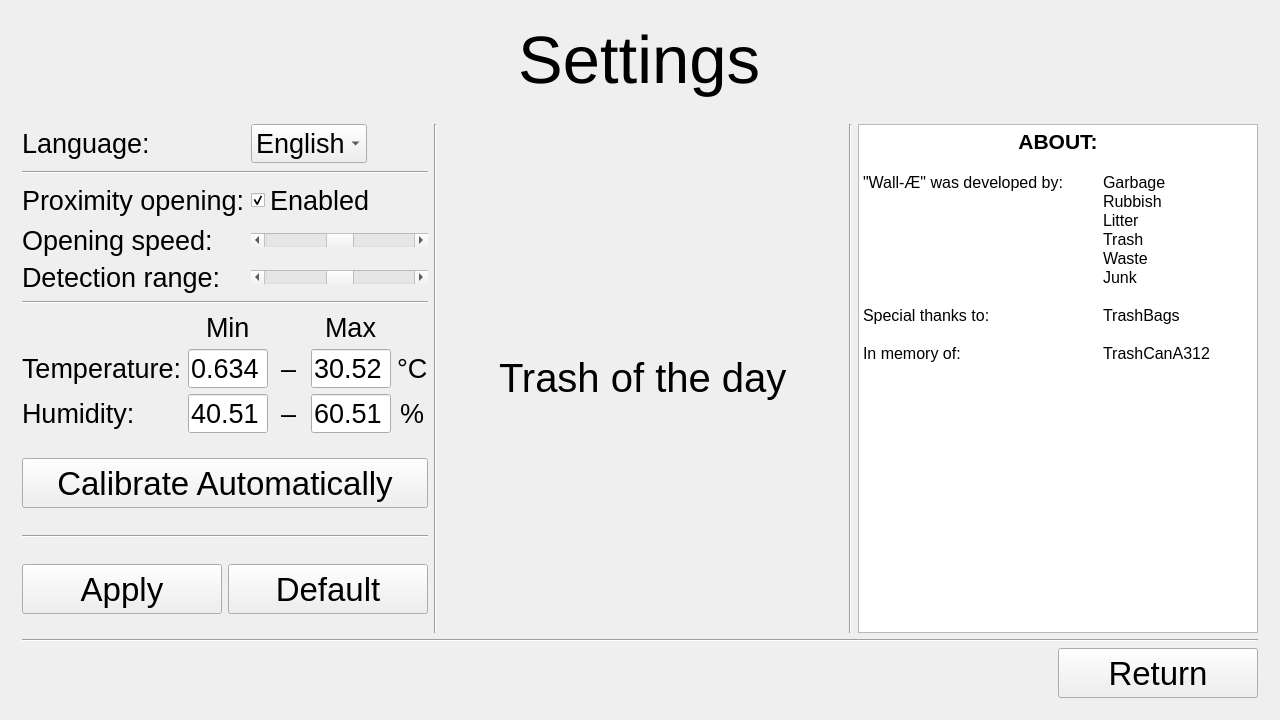
Qt form Trash_Can/mainwindow.ui (AleksandraZasadni/ssp_miniproject) before a commit.
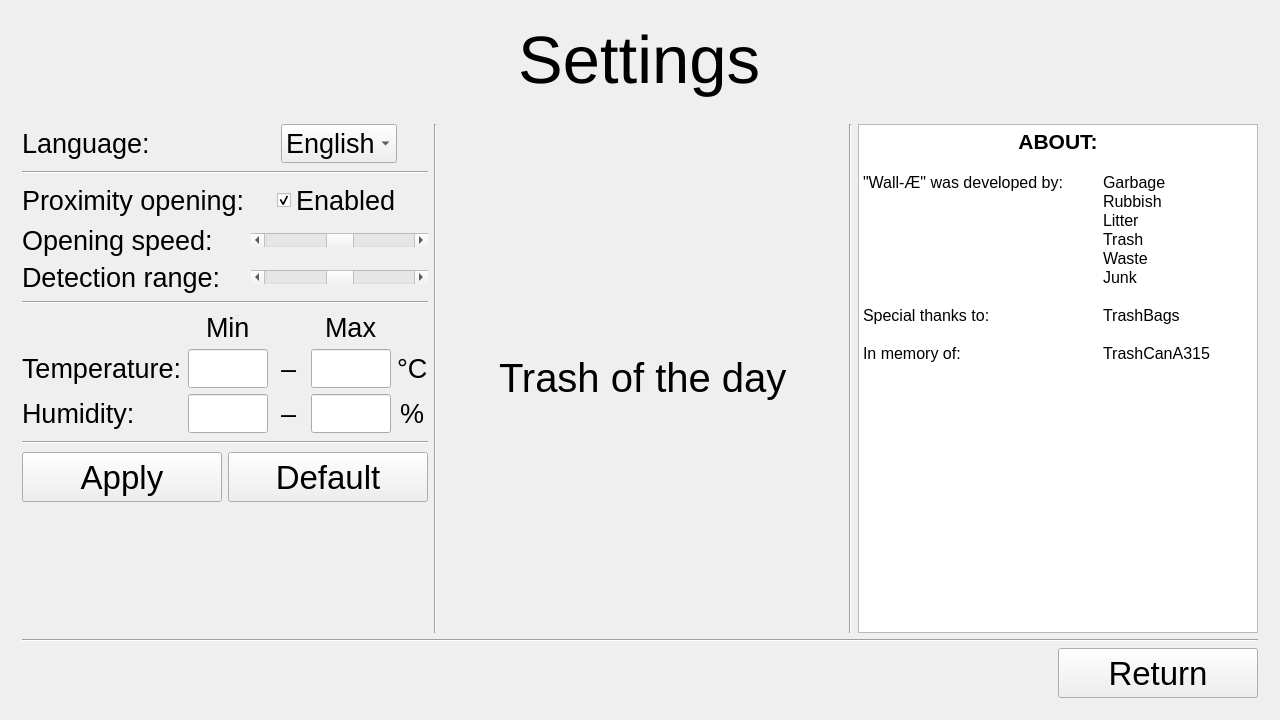
The same form after that commit. The open tabs and pages were chosen to show the change. Icons and pictures are not drawn. Custom widgets are drawn as their Qt base class.

Commit message: GUI+gauges+settings 	modified:   Trash_Can/Trash_Can.pro 	new file:   Trash_Can/confirmdialog.cpp 	new file:   Trash_Can/confirmdialog.h 	new file:   Trash_Can/confirmdialog.ui 	modified:   Trash_Can/main.cpp 	modified:   Trash_Can/mainwindow.cpp 	modified:   Trash_Can/mainwindow.h 	modified:   Trash_Can/mainwindow.ui 	new file:   Trash_Can/qcgaugewidget.cpp 	new file:   Trash_Can/qcgaugewidget.h 	deleted:    Trash_Can/trashCan.init 	new file:   Trash_Can/trashsettings.cpp 	new file:   Trash_Can/trashsettings.h

```diff
--- a/Trash_Can/mainwindow.ui
+++ b/Trash_Can/mainwindow.ui
@@ -41,7 +41,7 @@
     <item>
      <widget class="QStackedWidget" name="stackedWidget">
       <property name="currentIndex">
-       <number>0</number>
+       <number>4</number>
       </property>
       <widget class="QWidget" name="mainScreen">
        <property name="sizePolicy">
@@ -1092,7 +1092,7 @@
              </layout>
             </item>
             <item>
-             <widget class="QWidget" name="widget" native="true">
+             <widget class="QcGaugeWidget" name="temperatureGauge" native="true">
               <property name="sizePolicy">
                <sizepolicy hsizetype="Preferred" vsizetype="Expanding">
                 <horstretch>0</horstretch>
@@ -1303,7 +1303,7 @@
              </layout>
             </item>
             <item>
-             <widget class="QWidget" name="widget_5" native="true">
+             <widget class="QcGaugeWidget" name="humidiryGauge" native="true">
               <property name="sizePolicy">
                <sizepolicy hsizetype="Preferred" vsizetype="Expanding">
                 <horstretch>0</horstretch>
@@ -1441,7 +1441,7 @@
                 </property>
                </widget>
               </item>
-              <item row="4" column="1" alignment="Qt::AlignLeft|Qt::AlignVCenter">
+              <item row="4" column="1" alignment="Qt::AlignHCenter|Qt::AlignVCenter">
                <widget class="QCheckBox" name="proximityOpeningCheckBox">
                 <property name="enabled">
                  <bool>true</bool>
@@ -1483,8 +1483,8 @@
                 </property>
                </spacer>
               </item>
-              <item row="0" column="1" alignment="Qt::AlignLeft|Qt::AlignVCenter">
-               <widget class="QComboBox" name="comboBox">
+              <item row="0" column="1" alignment="Qt::AlignHCenter|Qt::AlignVCenter">
+               <widget class="QComboBox" name="languageComboBox">
                 <property name="sizePolicy">
                  <sizepolicy hsizetype="Expanding" vsizetype="Minimum">
                   <horstretch>0</horstretch>
@@ -1501,6 +1501,11 @@
                   <string>English</string>
                  </property>
                 </item>
+                <item>
+                 <property name="text">
+                  <string>Danish</string>
+                 </property>
+                </item>
                </widget>
               </item>
               <item row="5" column="1">
@@ -1517,7 +1522,7 @@
                  </font>
                 </property>
                 <property name="maximum">
-                 <number>99</number>
+                 <number>100</number>
                 </property>
                 <property name="sliderPosition">
                  <number>50</number>
@@ -1546,6 +1551,9 @@
                   <pointsize>25</pointsize>
                  </font>
                 </property>
+                <property name="maximum">
+                 <number>100</number>
+                </property>
                 <property name="sliderPosition">
                  <number>50</number>
                 </property>
@@ -1710,7 +1718,7 @@
                  </font>
                 </property>
                 <property name="text">
-                 <string>60.51</string>
+                 <string/>
                 </property>
                 <property name="maxLength">
                  <number>5</number>
@@ -1775,7 +1783,7 @@
                  </font>
                 </property>
                 <property name="text">
-                 <string>0.634</string>
+                 <string/>
                 </property>
                 <property name="maxLength">
                  <number>5</number>
@@ -1822,7 +1830,7 @@
                  </font>
                 </property>
                 <property name="text">
-                 <string>40.51</string>
+                 <string/>
                 </property>
                 <property name="maxLength">
                  <number>5</number>
@@ -1905,7 +1913,7 @@
                  </font>
                 </property>
                 <property name="text">
-                 <string>30.52</string>
+                 <string/>
                 </property>
                 <property name="maxLength">
                  <number>5</number>
@@ -1934,32 +1942,6 @@
               </item>
              </layout>
             </item>
-            <item alignment="Qt::AlignVCenter">
-             <widget class="QPushButton" name="pushButtonCalibrate">
-              <property name="sizePolicy">
-               <sizepolicy hsizetype="Minimum" vsizetype="Minimum">
-                <horstretch>0</horstretch>
-                <verstretch>0</verstretch>
-               </sizepolicy>
-              </property>
-              <property name="minimumSize">
-               <size>
-                <width>200</width>
-                <height>50</height>
-               </size>
-              </property>
-              <property name="font">
-               <font>
-                <pointsize>25</pointsize>
-                <weight>50</weight>
-                <bold>false</bold>
-               </font>
-              </property>
-              <property name="text">
-               <string>Calibrate Automatically</string>
-              </property>
-             </widget>
-            </item>
             <item>
              <spacer name="verticalSpacer_16">
               <property name="orientation">
@@ -2002,7 +1984,7 @@
             <item>
              <layout class="QHBoxLayout" name="horizontalLayout_3">
               <item alignment="Qt::AlignLeft|Qt::AlignVCenter">
-               <widget class="QPushButton" name="pushButton_5">
+               <widget class="QPushButton" name="settingsApplyButton">
                 <property name="sizePolicy">
                  <sizepolicy hsizetype="Minimum" vsizetype="Minimum">
                   <horstretch>0</horstretch>
@@ -2026,7 +2008,7 @@
                </widget>
               </item>
               <item alignment="Qt::AlignRight|Qt::AlignVCenter">
-               <widget class="QPushButton" name="pushButton">
+               <widget class="QPushButton" name="settingsDefaultButton">
                 <property name="sizePolicy">
                  <sizepolicy hsizetype="Minimum" vsizetype="Minimum">
                   <horstretch>0</horstretch>
@@ -2053,6 +2035,19 @@
               </item>
              </layout>
             </item>
+            <item>
+             <spacer name="verticalSpacer_17">
+              <property name="orientation">
+               <enum>Qt::Vertical</enum>
+              </property>
+              <property name="sizeHint" stdset="0">
+               <size>
+                <width>20</width>
+                <height>40</height>
+               </size>
+              </property>
+             </spacer>
+            </item>
            </layout>
           </item>
           <item>
@@ -2105,6 +2100,9 @@
                 <verstretch>0</verstretch>
                </sizepolicy>
               </property>
+              <property name="readOnly">
+               <bool>true</bool>
+              </property>
               <property name="html">
                <string>&lt;!DOCTYPE HTML PUBLIC &quot;-//W3C//DTD HTML 4.0//EN&quot; &quot;http://www.w3.org/TR/REC-html40/strict.dtd&quot;&gt;
 &lt;html&gt;&lt;head&gt;&lt;meta name=&quot;qrichtext&quot; content=&quot;1&quot; /&gt;&lt;style type=&quot;text/css&quot;&gt;
@@ -2121,7 +2119,7 @@
 &lt;p style=&quot; margin-top:0px; margin-bottom:0px; margin-left:0px; margin-right:0px; -qt-block-indent:0; text-indent:0px;&quot;&gt;	&lt;/p&gt;
 &lt;p style=&quot; margin-top:0px; margin-bottom:0px; margin-left:0px; margin-right:0px; -qt-block-indent:0; text-indent:0px;&quot;&gt;Special thanks to:		TrashBags&lt;/p&gt;
 &lt;p style=&quot;-qt-paragraph-type:empty; margin-top:0px; margin-bottom:0px; margin-left:0px; margin-right:0px; -qt-block-indent:0; text-indent:0px;&quot;&gt;&lt;br /&gt;&lt;/p&gt;
-&lt;p style=&quot; margin-top:0px; margin-bottom:0px; margin-left:0px; margin-right:0px; -qt-block-indent:0; text-indent:0px;&quot;&gt;In memory of:		TrashCanA312&lt;/p&gt;
+&lt;p style=&quot; margin-top:0px; margin-bottom:0px; margin-left:0px; margin-right:0px; -qt-block-indent:0; text-indent:0px;&quot;&gt;In memory of:		TrashCanA315&lt;/p&gt;
 &lt;p style=&quot;-qt-paragraph-type:empty; margin-top:0px; margin-bottom:0px; margin-left:0px; margin-right:0px; -qt-block-indent:0; text-indent:0px;&quot;&gt;&lt;br /&gt;&lt;/p&gt;&lt;/body&gt;&lt;/html&gt;</string>
               </property>
              </widget>
@@ -2268,6 +2266,12 @@
    <header>qcustomplot.h</header>
    <container>1</container>
   </customwidget>
+  <customwidget>
+   <class>QcGaugeWidget</class>
+   <extends>QWidget</extends>
+   <header location="global">qcgaugewidget.h</header>
+   <container>1</container>
+  </customwidget>
  </customwidgets>
  <tabstops>
   <tabstop>pushButtonStatus</tabstop>
```
The commit also changes 12 other files.
